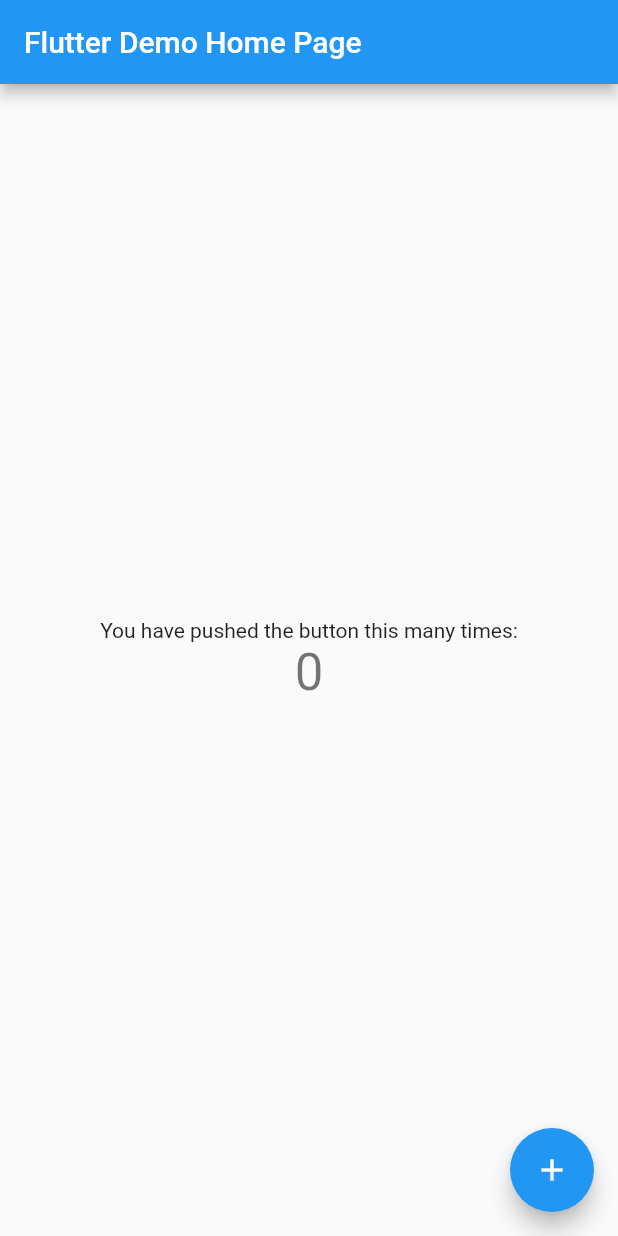
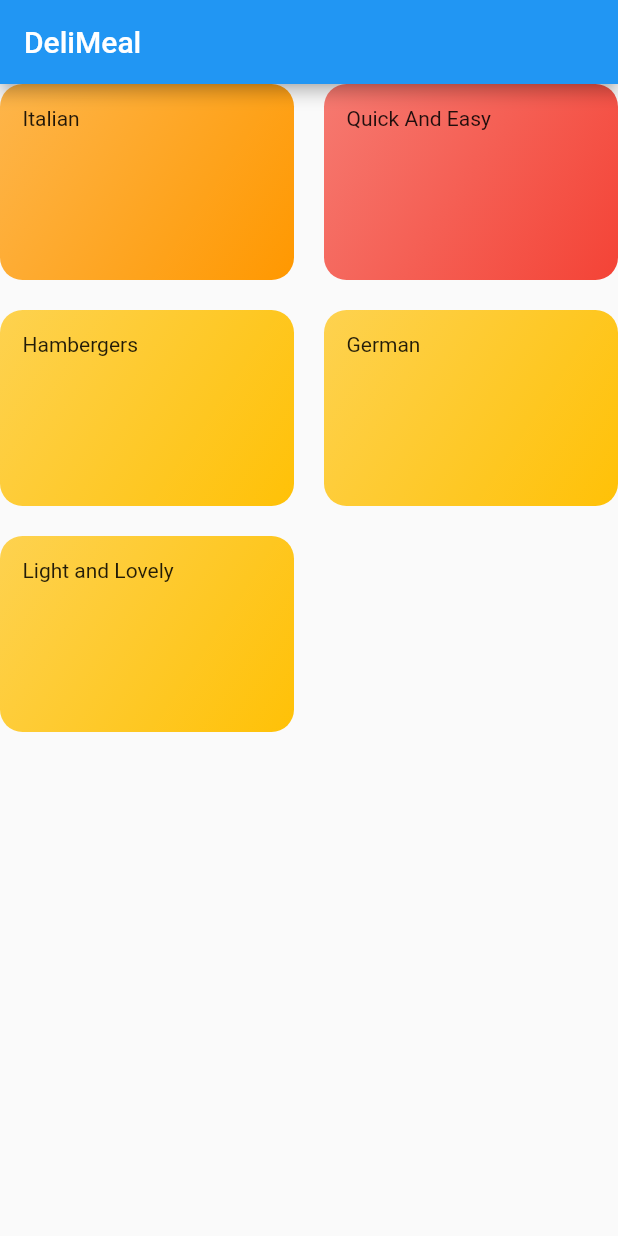
Before and after one commit to anawatj/meal-app, a Flutter app: the screen it shows after launch, on a phone screen of 412 x 824 dp. Run offline on Flutter 3.47's test engine with Material 2 defaults, Android fonts, the phone set to English and light mode, and no system bars.

Commit message:
categories

```diff
--- /dev/null
+++ b/lib/categories_screen.dart
@@ -0,0 +1,31 @@
+import 'package:flutter/material.dart';
+
+import './dummy_data.dart';
+import './category_item.dart';
+
+class CategoriesScreen extends StatelessWidget {
+  @override
+  Widget build(BuildContext context) {
+    return Scaffold(
+      appBar: AppBar(
+        title: const Text('DeliMeal'),
+      ),
+      body: GridView(
+        children: DUMMY_CATEGORIES
+            .map(
+              (catData) => CategoryItem(
+                catData.title!,
+                catData.color,
+              ),
+            )
+            .toList(),
+        gridDelegate: SliverGridDelegateWithMaxCrossAxisExtent(
+          maxCrossAxisExtent: 200,
+          childAspectRatio: 3 / 2,
+          crossAxisSpacing: 20,
+          mainAxisSpacing: 20,
+        ),
+      ),
+    );
+  }
+}
--- /dev/null
+++ b/lib/category_item.dart
@@ -0,0 +1,27 @@
+import 'package:flutter/material.dart';
+
+class CategoryItem extends StatelessWidget {
+  final String title;
+  final Color color;
+
+  CategoryItem(this.title, this.color);
+
+  @override
+  Widget build(BuildContext context) {
+    return Container(
+      padding: const EdgeInsets.all(15),
+      child: Text(title),
+      decoration: BoxDecoration(
+        gradient: LinearGradient(
+          colors: [
+            color.withOpacity(0.7),
+            color,
+          ],
+          begin: Alignment.topLeft,
+          end: Alignment.bottomRight,
+        ),
+        borderRadius: BorderRadius.circular(15),
+      ),
+    );
+  }
+}
--- /dev/null
+++ b/lib/dummy_data.dart
@@ -0,0 +1,10 @@
+import 'package:flutter/material.dart';
+import './models/category.dart';
+
+const DUMMY_CATEGORIES = const [
+  Category(id: "c1", title: "Italian", color: Colors.orange),
+  Category(id: "c2", title: "Quick And Easy", color: Colors.red),
+  Category(id: "c3", title: "Hambergers", color: Colors.amber),
+  Category(id: "c4", title: "German", color: Colors.amber),
+  Category(id: "c5", title: "Light and Lovely", color: Colors.amber),
+];
--- a/lib/main.dart
+++ b/lib/main.dart
@@ -1,113 +1,17 @@
 import 'package:flutter/material.dart';
+import './categories_screen.dart';
 
-void main() {
-  runApp(MyApp());
-}
+void main() => runApp(MyApp());
 
 class MyApp extends StatelessWidget {
-  // This widget is the root of your application.
   @override
   Widget build(BuildContext context) {
     return MaterialApp(
-      title: 'Flutter Demo',
+      title: 'DeliMeals',
       theme: ThemeData(
-        // This is the theme of your application.
-        //
-        // Try running your application with "flutter run". You'll see the
-        // application has a blue toolbar. Then, without quitting the app, try
-        // changing the primarySwatch below to Colors.green and then invoke
-        // "hot reload" (press "r" in the console where you ran "flutter run",
-        // or simply save your changes to "hot reload" in a Flutter IDE).
-        // Notice that the counter didn't reset back to zero; the application
-        // is not restarted.
         primarySwatch: Colors.blue,
       ),
-      home: MyHomePage(title: 'Flutter Demo Home Page'),
+      home: CategoriesScreen(),
     );
   }
 }
-
-class MyHomePage extends StatefulWidget {
-  MyHomePage({Key? key, required this.title}) : super(key: key);
-
-  // This widget is the home page of your application. It is stateful, meaning
-  // that it has a State object (defined below) that contains fields that affect
-  // how it looks.
-
-  // This class is the configuration for the state. It holds the values (in this
-  // case the title) provided by the parent (in this case the App widget) and
-  // used by the build method of the State. Fields in a Widget subclass are
-  // always marked "final".
-
-  final String title;
-
-  @override
-  _MyHomePageState createState() => _MyHomePageState();
-}
-
-class _MyHomePageState extends State<MyHomePage> {
-  int _counter = 0;
-
-  void _incrementCounter() {
-    setState(() {
-      // This call to setState tells the Flutter framework that something has
-      // changed in this State, which causes it to rerun the build method below
-      // so that the display can reflect the updated values. If we changed
-      // _counter without calling setState(), then the build method would not be
-      // called again, and so nothing would appear to happen.
-      _counter++;
-    });
-  }
-
-  @override
-  Widget build(BuildContext context) {
-    // This method is rerun every time setState is called, for instance as done
-    // by the _incrementCounter method above.
-    //
-    // The Flutter framework has been optimized to make rerunning build methods
-    // fast, so that you can just rebuild anything that needs updating rather
-    // than having to individually change instances of widgets.
-    return Scaffold(
-      appBar: AppBar(
-        // Here we take the value from the MyHomePage object that was created by
-        // the App.build method, and use it to set our appbar title.
-        title: Text(widget.title),
-      ),
-      body: Center(
-        // Center is a layout widget. It takes a single child and positions it
-        // in the middle of the parent.
-        child: Column(
-          // Column is also a layout widget. It takes a list of children and
-          // arranges them vertically. By default, it sizes itself to fit its
-          // children horizontally, and tries to be as tall as its parent.
-          //
-          // Invoke "debug painting" (press "p" in the console, choose the
-          // "Toggle Debug Paint" action from the Flutter Inspector in Android
-          // Studio, or the "Toggle Debug Paint" command in Visual Studio Code)
-          // to see the wireframe for each widget.
-          //
-          // Column has various properties to control how it sizes itself and
-          // how it positions its children. Here we use mainAxisAlignment to
-          // center the children vertically; the main axis here is the vertical
-          // axis because Columns are vertical (the cross axis would be
-          // horizontal).
-          mainAxisAlignment: MainAxisAlignment.center,
-          children: <Widget>[
-            Text(
-              'You have pushed the button this many times:',
-            ),
-            Text(
-              '$_counter',
-              style: Theme.of(context).textTheme.headline4,
-            ),
-          ],
-        ),
-      ),
-      floatingActionButton: FloatingActionButton(
-        onPressed: _incrementCounter,
-        tooltip: 'Increment',
-        child: Icon(Icons.add),
-      ), // This trailing comma makes auto-formatting nicer for build methods.
-    );
-  }
-}
--- /dev/null
+++ b/lib/models/category.dart
@@ -0,0 +1,10 @@
+import 'package:flutter/material.dart';
+import 'package:flutter/foundation.dart';
+
+class Category {
+  final String? id;
+  final String? title;
+  final Color color;
+  const Category(
+      {@required this.id, @required this.title, this.color = Colors.orange});
+}
```
